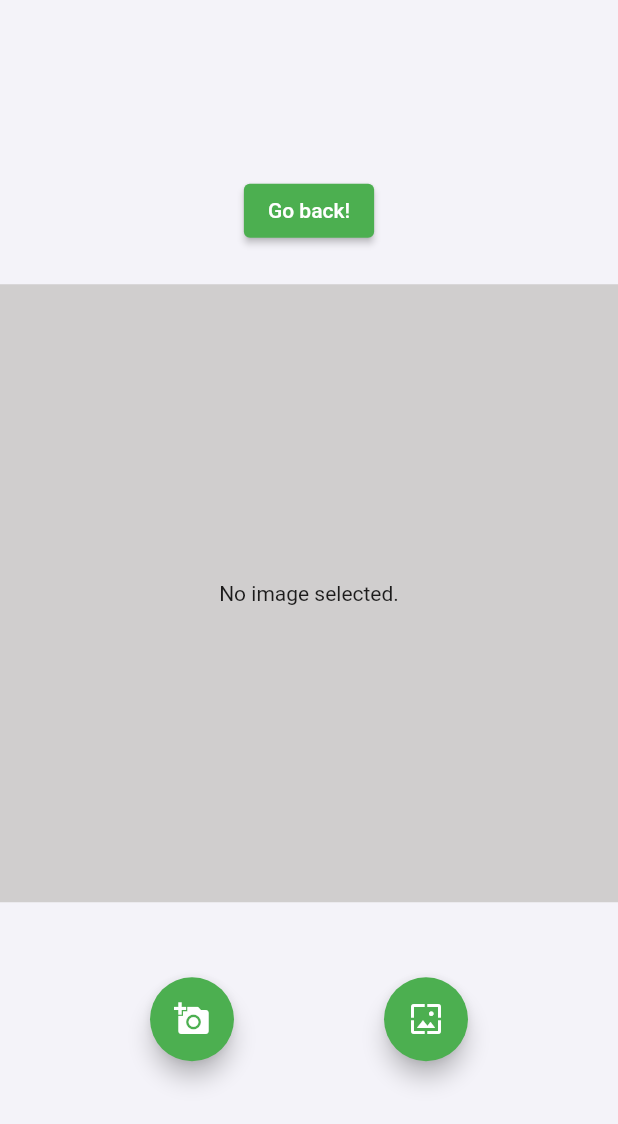
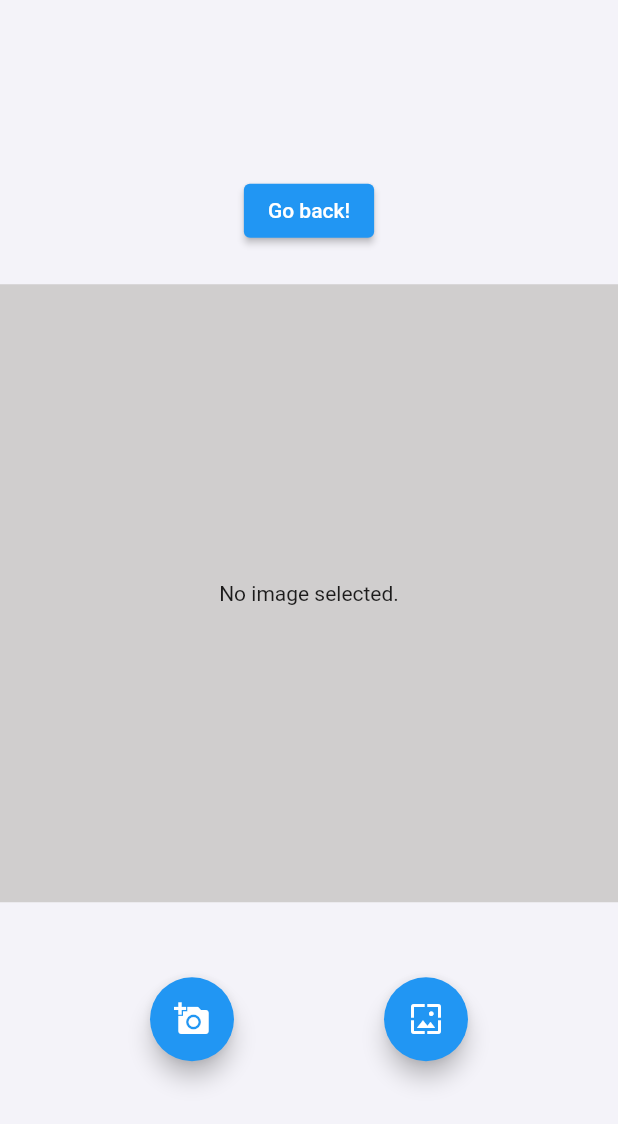
Before and after one commit to parfait2/scan-main, a Flutter app: the screen it shows after launch, after a tap on "Scan", on a phone screen of 412 x 824 dp. Shown: the top 1124 px of the screen. Run offline on Flutter 3.47's test engine with Material 2 defaults, Android fonts, the phone set to English and light mode, and no system bars; our stand-ins replace camera, image_picker; missing offline and left inert: dart:html.

```diff
--- a/lib/main.dart
+++ b/lib/main.dart
@@ -37,10 +37,6 @@ class MyApp extends StatelessWidget {
   Widget build(BuildContext context) {
     return MaterialApp(
       title: appTitle,
-      theme: ThemeData(
-
-        primarySwatch: Colors.green,
-      ),
 
       home: MyHomePage(title: '다발성 모반',), // home: CameraExample(),
     );
@@ -75,18 +71,10 @@ class MyHomePage extends StatelessWidget {
                   MaterialPageRoute(builder: (context) => CameraExample()),
                 );
               },
-            ),
-            decoration: BoxDecoration(
-                color: Colors.white24,
-                shape: BoxShape.circle,
-                boxShadow: [
-                  BoxShadow(
-                    color: Colors.blueGrey.shade700.withOpacity(0.7),
-                    blurRadius: 5.0,
-                    spreadRadius: 0.0,
-                    offset: const Offset(0,7),
-                  )
-                ]
+              style: ElevatedButton.styleFrom(
+                  fixedSize: const Size(200, 200),
+                  shape: const CircleBorder(),
+              ),
             ),
           ),
       ),
```
